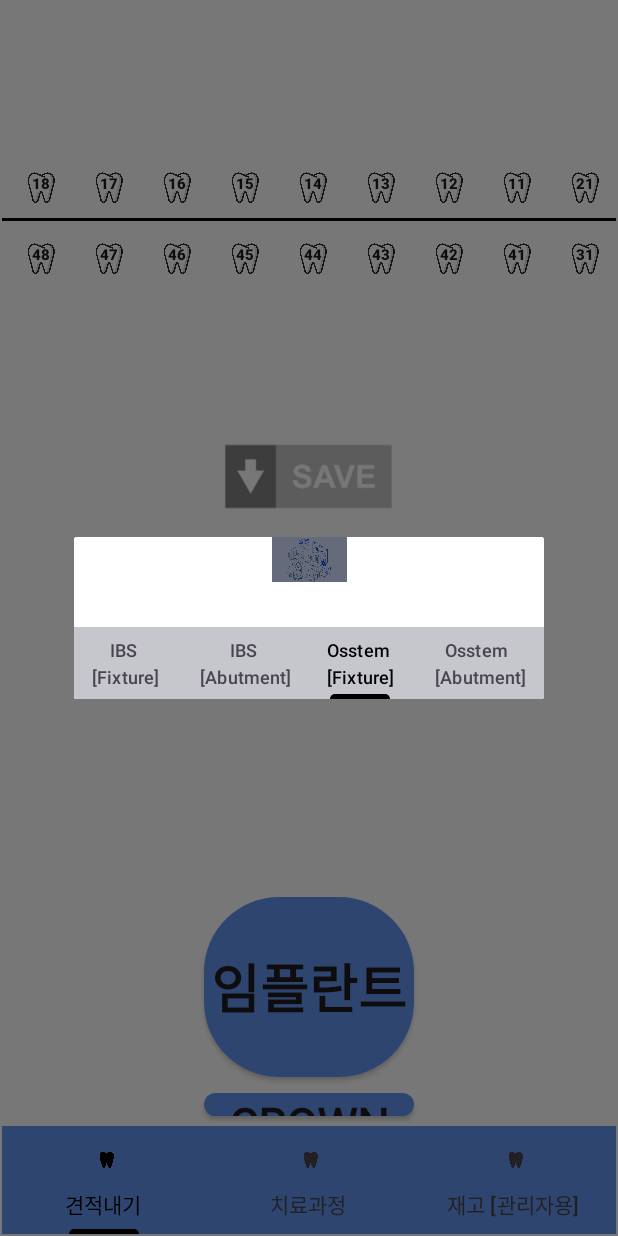
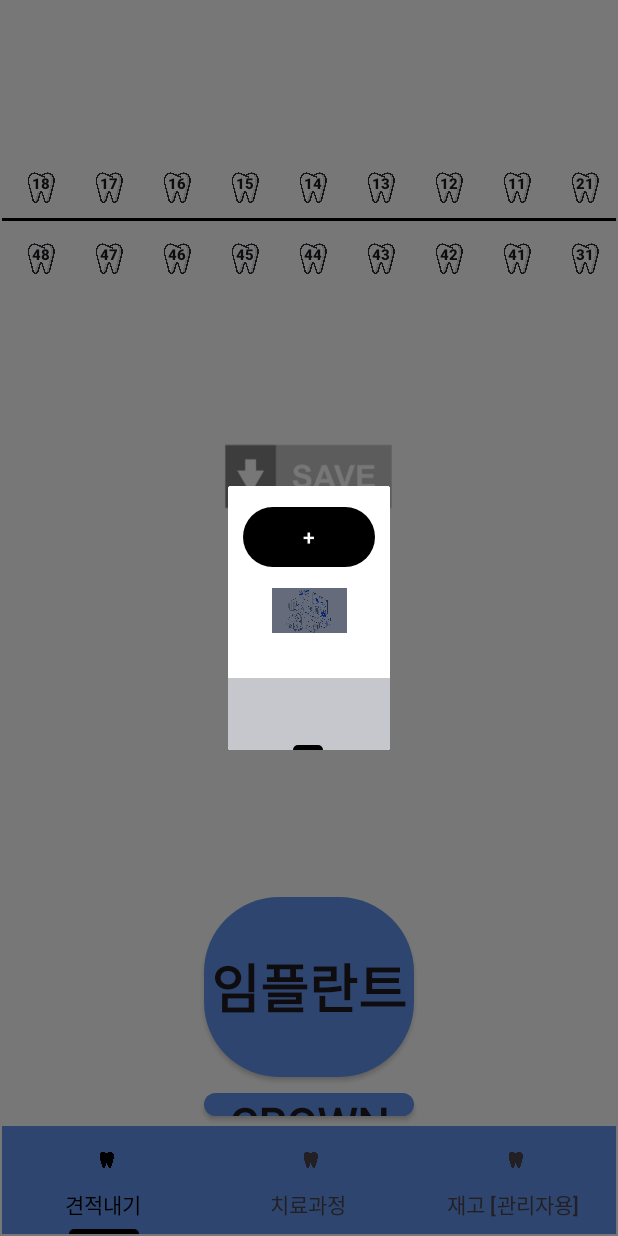
Before and after one commit to SD-duo/MorningCalm, an Android app: the fragment Inventory placed in its activity, tab 3 chosen, on a phone screen of 412 x 824 dp. Run offline under Robolectric (Android 15) with nearby library versions, the light colour scheme and no system bars; our stand-ins replace CircleImageView; libraries missing offline, so code that uses them is left out: de.hdodenhof.circleimageview; pictures from the network do not load; 1 statement that could not run was skipped.

Commit message:
전체 어뎁터연결, 임시 추가버튼 및 뒤로가기 버튼 연결

```diff
--- a/app/src/main/java/com/android/myapplication/Adapter/IbsFixtureAdapter.kt
+++ b/app/src/main/java/com/android/myapplication/Adapter/IbsFixtureAdapter.kt
@@ -46,7 +46,7 @@
             root.setOnClickListener {
 
                 onItemClick(item) // 클릭된 아이템을 리스너로 전달
-                Log.d("ClickedView", "어뎁터에서 아이템 클릭됨: ${item.name}")
+                Log.d("ClickedView", "IbsFixture 어뎁터에서 아이템 클릭됨: ${item.name}")
             }
         }
     }
--- a/app/src/main/java/com/android/myapplication/Adapter/OsstemFixtureAdapter.kt
+++ b/app/src/main/java/com/android/myapplication/Adapter/OsstemFixtureTSAdapter.kt
@@ -8,8 +8,8 @@
 import com.android.myapplication.R
 import com.android.myapplication.databinding.FragmentFixtureItemBinding
 
-class OsstemFixtureAdapter(private val onItemClick: (Mc2.ResultData.Result) -> Unit) :
-    RecyclerView.Adapter<OsstemFixtureAdapter.ViewHolder>() {
+class OsstemFixtureTSAdapter(private val onItemClick: (Mc2.ResultData.Result) -> Unit) :
+    RecyclerView.Adapter<OsstemFixtureTSAdapter.ViewHolder>() {
 
     private var items = mutableListOf<Mc2.ResultData.Result>()
 
@@ -22,7 +22,7 @@
     override fun onCreateViewHolder(
         parent: ViewGroup,
         viewType: Int
-    ): OsstemFixtureAdapter.ViewHolder {
+    ): OsstemFixtureTSAdapter.ViewHolder {
 
         val binding =
             FragmentFixtureItemBinding.inflate(LayoutInflater.from(parent.context), parent, false)
@@ -30,7 +30,7 @@
         return ViewHolder(binding)
     }
 
-    override fun onBindViewHolder(holder: OsstemFixtureAdapter.ViewHolder, position: Int) {
+    override fun onBindViewHolder(holder: OsstemFixtureTSAdapter.ViewHolder, position: Int) {
         holder.bindItems(items[position])
     }
 
@@ -43,13 +43,8 @@
 
         fun bindItems(item: Mc2.ResultData.Result) = binding.apply {
 
-            when (item.type) {
-                "ts" -> ivImg.load(R.drawable.fixture_ts)
-                "ss" -> ivImg.load(R.drawable.fixture_ss)
-                else -> ivImg.load(R.drawable.save)
 
-            }
-
+            ivImg.load(R.drawable.fixture_ts)
             tvSize.text =
                 item?.diameter.toString() + " ø " + " x " + item?.length.toString() + " mm "
             tvQuantity.text = item?.code
--- a/app/src/main/java/com/android/myapplication/UI/Inventory.kt
+++ b/app/src/main/java/com/android/myapplication/UI/Inventory.kt
@@ -1,18 +1,17 @@
 package com.android.myapplication.UI
 
-import android.graphics.Color
-import android.graphics.drawable.ColorDrawable
 import android.os.Bundle
 import android.util.Log
 import android.view.LayoutInflater
 import android.view.View
 import android.view.ViewGroup
-import android.view.WindowManager
 import androidx.fragment.app.DialogFragment
 import androidx.fragment.app.viewModels
 import androidx.recyclerview.widget.LinearLayoutManager
+import com.android.myapplication.Adapter.IbsAbutmentAdapter
 import com.android.myapplication.Adapter.IbsFixtureAdapter
-import com.android.myapplication.Adapter.OsstemFixtureAdapter
+import com.android.myapplication.Adapter.OsstemAbutmentAdapter
+import com.android.myapplication.Adapter.OsstemFixtureTSAdapter
 import com.android.myapplication.Data.Mc2
 import com.android.myapplication.ViewModel.InventoryViewModel
 import com.android.myapplication.databinding.FragmentFixtureBinding
@@ -28,13 +27,21 @@
     private var _binding: FragmentFixtureBinding? = null
     private val binding get() = _binding!!
 
-    private val osstemfixtureAdapter: OsstemFixtureAdapter by lazy {
-        OsstemFixtureAdapter{ selectedItem -> showItemDetails(selectedItem)} }
+    private val osstemfixturetsAdapter: OsstemFixtureTSAdapter by lazy {
+        OsstemFixtureTSAdapter{ selectedItem -> showItemDetails(selectedItem)} }
 
-    // 이미 클릭 리스너를 생성자에서 설정했으므로 추가 설정이 필요 없음
+    private val osstemfixturessAdapter: OsstemFixtureTSAdapter by lazy {
+        OsstemFixtureTSAdapter{ selectedItem -> showItemDetails(selectedItem)} }
+
     private val ibsfixtureAdapter: IbsFixtureAdapter by lazy {
         IbsFixtureAdapter { selectedItem -> showItemDetails(selectedItem) }
     }
+    private val osstemabutmentAdapter: OsstemAbutmentAdapter by lazy {
+        OsstemAbutmentAdapter{ selectedItem -> showItemDetails(selectedItem)} }
+
+    private val ibsabutmentAdapter: IbsAbutmentAdapter by lazy {
+        IbsAbutmentAdapter{ selectedItem -> showItemDetails(selectedItem)} }
+
 
     private val viewModel: InventoryViewModel by viewModels()
 
@@ -48,6 +55,14 @@
 
     override fun onViewCreated(view: View, savedInstanceState: Bundle?) {
         super.onViewCreated(view, savedInstanceState)
+        //추가버튼
+        binding.btnAdd.setOnClickListener {
+            binding.Allview.visibility = View.GONE
+            binding.viewCliked.visibility = View.VISIBLE
+        }
+
+
+        //뒤로가기 버튼
         binding.imgCodyBack.setOnClickListener {
             binding.Allview.visibility = View.VISIBLE
                 binding.viewCliked.visibility = View.GONE
@@ -71,7 +86,11 @@
                         binding.apply {
                             when (it.position) {
                                 0 -> rvMaterial.adapter = ibsfixtureAdapter
-                                2 -> rvMaterial.adapter = osstemfixtureAdapter
+                                1 -> rvMaterial.adapter = ibsabutmentAdapter
+                                2 -> rvMaterial.adapter = osstemfixturetsAdapter
+                                3 -> rvMaterial.adapter = osstemfixturessAdapter
+                                4 -> rvMaterial.adapter = osstemabutmentAdapter
+
                             }
                         }
                     } ?: Log.e("InventoryFragment", "Binding is null!")
@@ -93,7 +112,7 @@
         viewModel.items.observe(viewLifecycleOwner) { newList ->
             Log.d("InventoryFragment", "Observer triggered! New list size: ${newList.size}")
             ibsfixtureAdapter.setItems(newList)
-            osstemfixtureAdapter.setItems(newList)
+            osstemfixturetsAdapter.setItems(newList)
         }
         viewModel.getMcData()
     }
--- a/app/src/main/res/layout/fragment_fixture.xml
+++ b/app/src/main/res/layout/fragment_fixture.xml
@@ -13,6 +13,14 @@
         android:layout_height="match_parent"
         android:orientation="vertical"
         android:background="@color/white">
+    <!--    추가버튼    -->
+        <Button
+            android:id="@+id/btn_Add"
+            android:layout_gravity="right"
+            android:layout_margin="10dp"
+            android:layout_width="wrap_content"
+            android:layout_height="wrap_content"
+            android:text="+"/>
 
 
     <!-- 상단 배경 이미지 -->
@@ -42,15 +50,19 @@
             <com.google.android.material.tabs.TabItem
                 android:layout_width="wrap_content"
                 android:layout_height="wrap_content"
-                android:text="IBS&#10; [Abutment]"/>
+                android:text="IBS&#10; [Abt]"/>
             <com.google.android.material.tabs.TabItem
                 android:layout_width="wrap_content"
                 android:layout_height="wrap_content"
-                android:text="Osstem &#10;[Fixture]"/>
+                android:text="오스템Ts&#10;[Fixture]"/>
             <com.google.android.material.tabs.TabItem
                 android:layout_width="wrap_content"
                 android:layout_height="wrap_content"
-                android:text="Osstem &#10; [Abutment]"/>
+                android:text="오스템Ss&#10;[Fixture]"/>
+            <com.google.android.material.tabs.TabItem
+                android:layout_width="wrap_content"
+                android:layout_height="wrap_content"
+                android:text="Osstem &#10; [Abt]"/>
 
         </com.google.android.material.tabs.TabLayout>
 
@@ -64,6 +76,8 @@
         android:background="#EDEDED"
         tools:listitem="@layout/fragment_fixture_item" />
     </LinearLayout>
+
+<!--    리스트가 클릭되었을때 나타나는 뷰-->
     <LinearLayout
         android:id="@+id/view_Cliked"
         android:layout_width="match_parent"
@@ -71,6 +85,11 @@
         android:orientation="vertical"
         android:gravity="center"
         android:visibility="gone">
+        <de.hdodenhof.circleimageview.CircleImageView
+            android:layout_marginLeft="120dp"
+            android:layout_width="50dp"
+            android:layout_height="50dp"
+            android:background="@drawable/teeth3"/>
         <!-- 뒤로가기 버튼 -->
         <androidx.appcompat.widget.AppCompatImageView
             android:id="@+id/img_cody_back"
```
Also changed, not shown: app/src/main/java/com/android/myapplication/Adapter/IbsAbutmentAdapter.kt (+19 -8 lines), app/src/main/java/com/android/myapplication/Adapter/OsstemAbutmentAdapter.kt (+15 -7 lines), app/src/main/java/com/android/myapplication/Adapter/OsstemFixtureSSAdapter.kt (+59 -1 lines).
